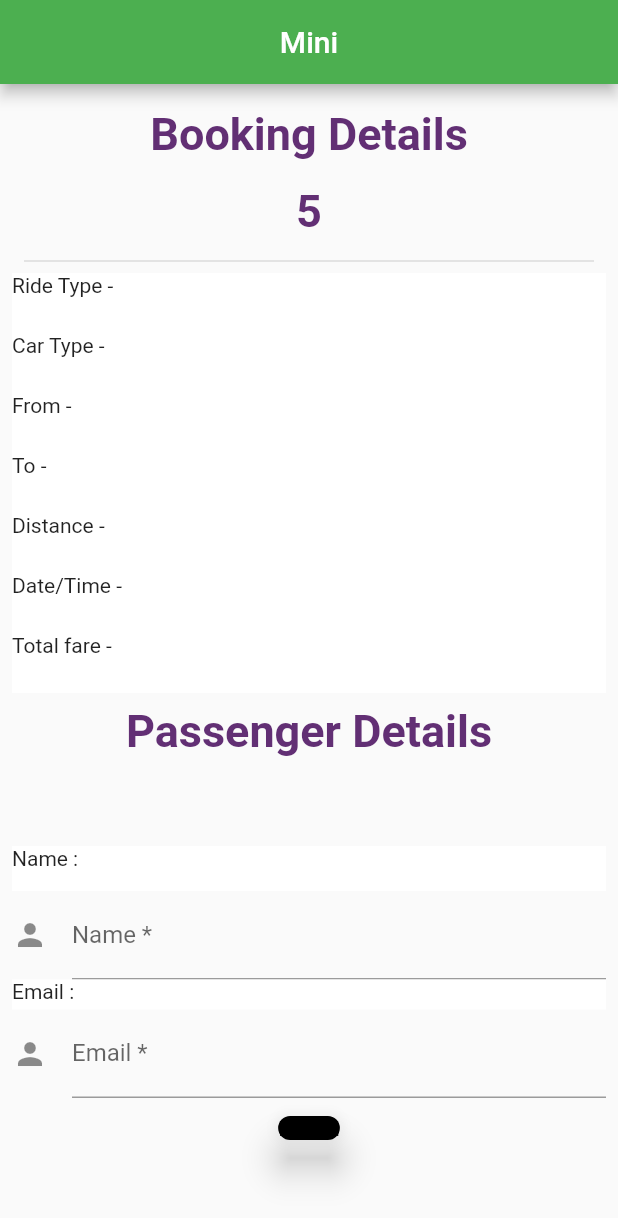
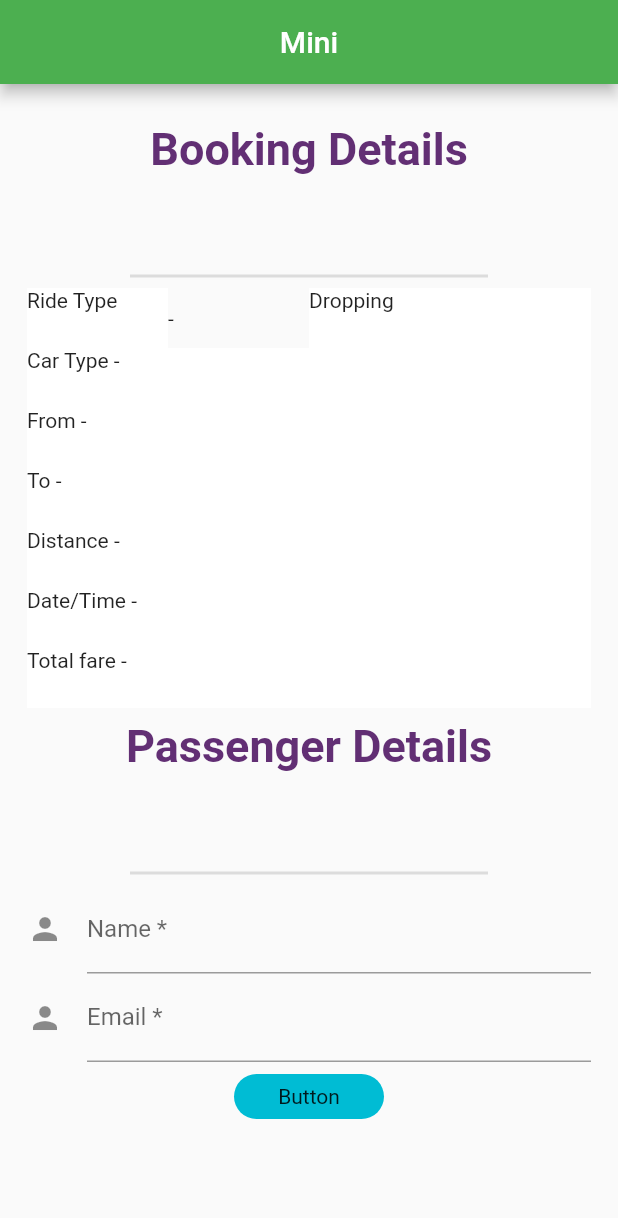
Before and after one commit to Jigyasusinghchouhan/cab_booking, a Flutter app: the CabBook screen opened directly, after a tap on "Mini Cabs", on a phone screen of 412 x 824 dp. Shown: the top 1218 px of the screen. Run offline on Flutter 3.47's test engine with Material 2 defaults, Android fonts, the phone set to English and light mode, and no system bars; our stand-ins replace firebase_auth, firebase_core, flutter_datetime_picker, get; accounts and stored records are empty.

Commit message:
booking page

```diff
--- a/cab_booking_user/lib/cabDetails.dart
+++ b/cab_booking_user/lib/cabDetails.dart
@@ -1,4 +1,5 @@
 import 'package:flutter/material.dart';
+import 'package:get/get.dart';
 
 class DetailsPage extends StatelessWidget {
   DetailsPage({required this.carType,});
@@ -16,41 +17,27 @@ final String carType;
             backgroundColor: Colors.green,
           ),
           body: Padding(
-            padding: const EdgeInsets.all(8.0),
+            padding: const EdgeInsets.all(18.0),
             child: SafeArea(
               child: Column(
                 crossAxisAlignment: CrossAxisAlignment.stretch,
                 children: <Widget>[
-                  myData(Data: 'Booking Details',vals: 5),
-                  // Container(
-                  //    child: TextField(
-                  //
-                  //    ),
-                  //   padding: EdgeInsets.all(1),
-                  //  ),
+                  myData(Data: 'Booking Details'),
+
                   Padding(
-                    padding: const EdgeInsets.only(left: 8.0,right: 8.0),
-                    child: Divider(thickness: 1,),
+                    padding: EdgeInsets.only(
+                        left: Get.width / 6, right: Get.width / 6),
+                    child: Divider(
+                      thickness: 2,
+                    ),
                   ),
-                  Container(
-                    height: 40.0,
-                    color: Colors.white,
-                    child:const Text('Ride Type -'),
-                  ),
-
-
+                  details(deta: 'Ride Type',detb:'Dropping' ),
                   Container(
                     height: 40.0,
                     color: Colors.white,
                     child: Text('Car Type -'),
                   ),
 
-                  /*Container(
-                    child: TextField(
-
-                    ),
-                    padding: EdgeInsets.all(0.1),
-                  ),*/
                   Container(
                     height: 40.0,
                     color: Colors.white,
@@ -80,13 +67,17 @@ final String carType;
                     color: Colors.white,
                     child: Text('Total fare -'),
                   ),
-                  myData(Data:"Passenger Details",),
+                  myData(
+                    Data: "Passenger Details",
+                  ),
+                  Padding(
+                    padding: EdgeInsets.only(
+                        left: Get.width / 6, right: Get.width / 6),
+                    child: Divider(
+                      thickness: 2,
+                    ),
+                  ),
 
-                  Container(
-                      height: 30.0,
-                      color: Colors.white,
-                      child: Text('Name : ')
-                  ),
                   /*margin:EdgeInsets.all(10) ,
                           child:Column(
                             children: <Widget>[
@@ -108,14 +99,12 @@ final String carType;
                       // code when the user saves the form.
                     },
                     validator: (String? value) {
-                      return (value != null && value.contains('@')) ? 'Do not use the @ char.' : null;
+                      return (value != null && value.contains('@'))
+                          ? 'Do not use the @ char.'
+                          : null;
                     },
                   ),
-                  Container(
-                      height: 20.0,
-                      color: Colors.white,
-                      child: Text('Email : ')
-                  ),
+
                   TextFormField(
                     decoration: const InputDecoration(
                       icon: Icon(Icons.person),
@@ -127,7 +116,9 @@ final String carType;
                       // code when the user saves the form.
                     },
                     validator: (String? value) {
-                      return (value != null && value.contains('@')) ? 'Do not use the @ char.' : null;
+                      return (value != null && value.contains('@'))
+                          ? 'Do not use the @ char.'
+                          : null;
                     },
                   ),
 
@@ -136,34 +127,62 @@ final String carType;
                     //color: Colors.white,
                     // child: Text('Button '),
                     child: Center(
-                        child:Padding(
+                        child: Padding(
                           padding: const EdgeInsets.all(8.0),
-                          child: Card(
-                            elevation :10.0,
-                            shape: RoundedRectangleBorder(borderRadius: BorderRadius.circular(20.0)),
+                          child: GestureDetector(
+                            onTap: () {},
+                            child: Container(
+                              height: 30,
+                              width: 100,
+                              decoration: ShapeDecoration(
+                                  shape: RoundedRectangleBorder(
+                                    borderRadius: BorderRadius.circular(18.0),
+                                  ),
+                                  color: Colors.cyan),
+                              // elevation :30.0,
+                              // shape: RoundedRectangleBorder(borderRadius: BorderRadius.circular(60.0)),
 
-                            color:Colors.black,
-                            child:Text('Button'),
-
-
+                              child: Center(child: Text('Button')),
+                            ),
                           ),
-                        )
-                    ),
-
+                        )),
                   ),
 
                   // ],
-
                 ],
               ),
-
-
             ),
-          )
-      ),
+          )),
     );
 
 
+  }
+
+  details({String? deta, String? detb}) {
+    return Row(
+      children: [
+        Expanded(
+          flex: 1,
+          child: Container(
+            height: 40.0,
+            color: Colors.white,
+            child: const Text('Ride Type'),
+          ),
+        ),
+        Expanded(
+          flex: 1,
+          child: Text("-"),
+        ),
+        Expanded(
+          flex: 2,
+          child: Container(
+            height: 40.0,
+            color: Colors.white,
+            child: const Text('Dropping'),
+          ),
+        ),
+      ],
+    );
   }
   myData({String ?Data, int ?vals}){
     print(vals.toString());
```
